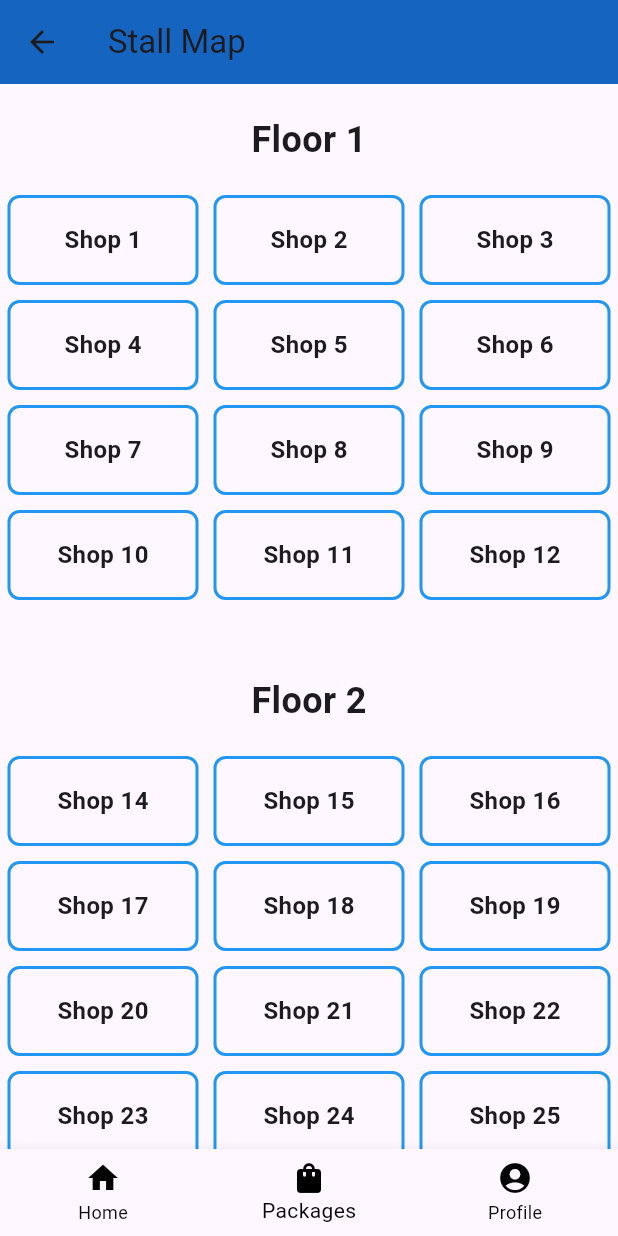
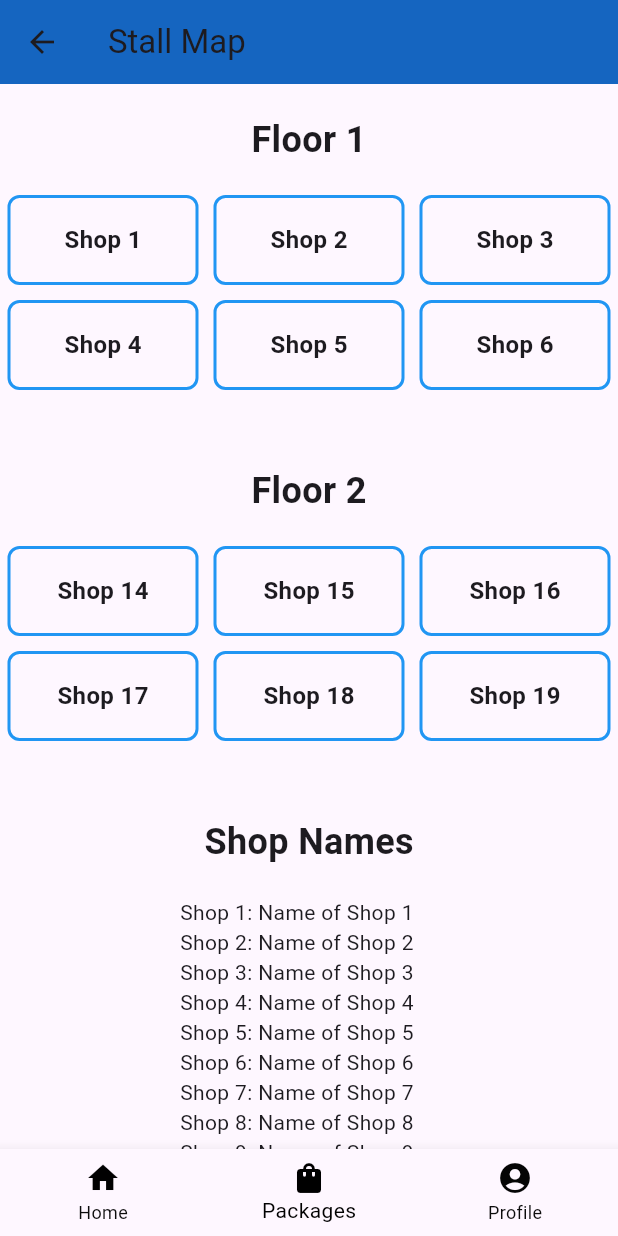
Before and after one commit to ProjectConfee/Confee-mobile, a Flutter app: the QRScanPage screen opened directly, after a tap on "Stall Map", on a phone screen of 412 x 824 dp. Run offline on Flutter 3.47's test engine with Material 3 defaults, Android fonts, the phone set to English and light mode, and no system bars; our stand-ins replace webview_flutter, youtube_player_flutter; missing offline and left inert: qr_code_scanner, syncfusion_flutter_pdfviewer.

Commit message:
stall map

```diff
--- a/lib/pages/participant/innovation/qrscan_page.dart
+++ b/lib/pages/participant/innovation/qrscan_page.dart
@@ -1,7 +1,77 @@
+// // // qrscan_page.dart
+
+// // import 'package:flutter/material.dart';
+// // import 'package:qr_code_scanner/qr_code_scanner.dart';
+
+// // class QRScanPage extends StatefulWidget {
+// //   @override
+// //   _QRScanPageState createState() => _QRScanPageState();
+// // }
+
+// // class _QRScanPageState extends State<QRScanPage> {
+// //   final GlobalKey qrKey = GlobalKey(debugLabel: 'QR');
+// //   Barcode? result;
+// //   QRViewController? controller;
+
+// //   @override
+// //   void reassemble() {
+// //     super.reassemble();
+// //     controller?.pauseCamera();
+// //     controller?.resumeCamera();
+// //   }
+
+// //   @override
+// //   Widget build(BuildContext context) {
+// //     return Scaffold(
+// //       appBar: AppBar(
+// //         title: Text('Scan QR Code'),
+// //       ),
+// //       body: Column(
+// //         children: <Widget>[
+// //           Expanded(
+// //             flex: 5,
+// //             child: QRView(
+// //               key: qrKey,
+// //               onQRViewCreated: _onQRViewCreated,
+// //             ),
+// //           ),
+// //           Expanded(
+// //             flex: 1,
+// //             child: Center(
+// //               child: (result != null)
+// //                   ? Text('Barcode Type: ${result!.format}   Data: ${result!.code}')
+// //                   : Text('Scan a code'),
+// //             ),
+// //           )
+// //         ],
+// //       ),
+// //     );
+// //   }
+
+// //   void _onQRViewCreated(QRViewController controller) {
+// //     setState(() {
+// //       this.controller = controller;
+// //     });
+// //     controller.scannedDataStream.listen((scanData) {
+// //       setState(() {
+// //         result = scanData;
+// //       });
+// //     });
+// //   }
+
+// //   @override
+// //   void dispose() {
+// //     controller?.dispose();
+// //     super.dispose();
+// //   }
+// // }
 // // qrscan_page.dart
 
 // import 'package:flutter/material.dart';
 // import 'package:qr_code_scanner/qr_code_scanner.dart';
+// import 'home_page.dart'; // Import your home page file
+// import 'profile_view.dart'; // Import ProfileViewPage
+// import 'custom_bottom_navigation_bar.dart'; // Import the CustomBottomNavigationBar
 
 // class QRScanPage extends StatefulWidget {
 //   @override
@@ -12,12 +82,37 @@
 //   final GlobalKey qrKey = GlobalKey(debugLabel: 'QR');
 //   Barcode? result;
 //   QRViewController? controller;
+//   int _currentIndex = 1; // Default to Packages tab
 
 //   @override
 //   void reassemble() {
 //     super.reassemble();
 //     controller?.pauseCamera();
 //     controller?.resumeCamera();
+//   }
+
+//   void _onTap(int index) {
+//     setState(() {
+//       _currentIndex = index;
+//     });
+
+//     switch (index) {
+//       case 0:
+//         // Navigate to the HomePage when the home icon is tapped
+//         Navigator.pushAndRemoveUntil(
+//           context,
+//           MaterialPageRoute(builder: (context) => HomePage()),
+//           (Route<dynamic> route) => false,
+//         );
+//         break;
+//       case 2:
+//         // Navigate to the ProfileViewPage when the profile icon is tapped
+//         Navigator.push(
+//           context,
+//           MaterialPageRoute(builder: (context) => ProfileViewPage()),
+//         );
+//         break;
+//     }
 //   }
 
 //   @override
@@ -45,6 +140,10 @@
 //           )
 //         ],
 //       ),
+//       bottomNavigationBar: CustomBottomNavigationBar(
+//         currentIndex: _currentIndex,
+//         onTap: _onTap,
+//       ),
 //     );
 //   }
 
@@ -65,10 +164,11 @@
 //     super.dispose();
 //   }
 // }
-// qrscan_page.dart
+
 
 import 'package:flutter/material.dart';
 import 'package:qr_code_scanner/qr_code_scanner.dart';
+import 'package:url_launcher/url_launcher.dart'; // Import url_launcher
 import 'home_page.dart'; // Import your home page file
 import 'profile_view.dart'; // Import ProfileViewPage
 import 'custom_bottom_navigation_bar.dart'; // Import the CustomBottomNavigationBar
@@ -128,6 +228,13 @@ class _QRScanPageState extends State<QRScanPage> {
             child: QRView(
               key: qrKey,
               onQRViewCreated: _onQRViewCreated,
+              overlay: QrScannerOverlayShape(
+                borderColor: Colors.red,
+                borderRadius: 10,
+                borderLength: 30,
+                borderWidth: 10,
+                cutOutSize: MediaQuery.of(context).size.width * 0.8,
+              ),
             ),
           ),
           Expanded(
@@ -137,7 +244,7 @@ class _QRScanPageState extends State<QRScanPage> {
                   ? Text('Barcode Type: ${result!.format}   Data: ${result!.code}')
                   : Text('Scan a code'),
             ),
-          )
+          ),
         ],
       ),
       bottomNavigationBar: CustomBottomNavigationBar(
@@ -155,7 +262,29 @@ class _QRScanPageState extends State<QRScanPage> {
       setState(() {
         result = scanData;
       });
+      // Handle the scanned data
+      _handleScanResult(scanData);
     });
+  }
+
+  void _handleScanResult(Barcode scanData) async {
+    final scannedData = scanData.code;
+    if (scannedData != null && Uri.tryParse(scannedData)?.hasAbsolutePath == true) {
+      // Launch URL if it is a valid URL
+      if (await canLaunch(scannedData)) {
+        await launch(scannedData);
+      } else {
+        // Handle the case when the URL cannot be launched
+        ScaffoldMessenger.of(context).showSnackBar(
+          SnackBar(content: Text('Could not launch URL: $scannedData')),
+        );
+      }
+    } else {
+      // Handle non-URL QR codes
+      ScaffoldMessenger.of(context).showSnackBar(
+        SnackBar(content: Text('Scanned data is not a valid URL: $scannedData')),
+      );
+    }
   }
 
   @override
--- a/lib/pages/participant/innovation/stall_map_page.dart
+++ b/lib/pages/participant/innovation/stall_map_page.dart
@@ -220,7 +220,7 @@ class _StallMapPageState extends State<StallMapPage> {
   Widget _buildFloorPlan(int floor) {
     List<Widget> rows = [];
     int shopNumber = (floor - 1) * 13 + 1;
-    for (int i = 0; i < 4; i++) {
+    for (int i = 0; i < 2; i++) {
       List<Widget> rowShops = [];
       for (int j = 0; j < 3; j++) {
         if (shopNumber <= floor * 13) {
```
